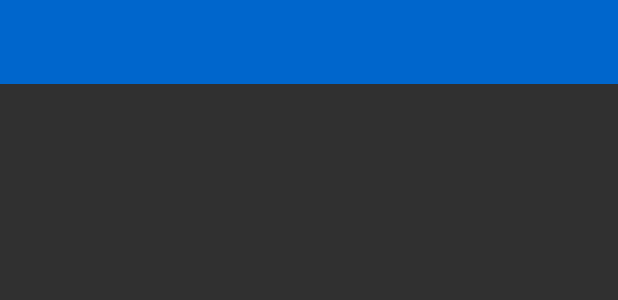
After one commit to Bernix01/NAP, an Android app: the layout drawer_home.xml on its own in the app's theme, with its tools: preview values and no code run, on a phone screen of 412 x 824 dp. The commit adds this screen. Shown: the top 300 px of the screen. Run offline under Robolectric (Android 15) with nearby library versions, the phone set to English and light mode, and no system bars.

Commit message:
no changes at all

```diff
--- a/app/build.gradle
+++ b/app/build.gradle
@@ -6,7 +6,7 @@ android {
 
     defaultConfig {
         applicationId "nimbus.ec.nap"
-        minSdkVersion 10
+        minSdkVersion 14
         targetSdkVersion 21
         versionCode 1
         versionName "1.0"
@@ -21,5 +21,5 @@ android {
 
 dependencies {
     compile fileTree(dir: 'libs', include: ['*.jar'])
-    compile 'com.android.support:appcompat-v7:21.0.0'
+    compile 'com.android.support:appcompat-v7:21.0.+'
 }
--- a/app/src/main/AndroidManifest.xml
+++ b/app/src/main/AndroidManifest.xml
@@ -6,7 +6,7 @@
         android:allowBackup="true"
         android:icon="@drawable/ic_launcher"
         android:label="@string/app_name"
-        android:theme="@style/AppTheme" >
+        android:theme="@style/Tema_asd" >
         <activity
             android:name="nimbus.ec.nap.MainActivity"
             android:label="@string/app_name" >
--- a/app/src/main/java/nimbus/ec/nap/MainActivity.java
+++ b/app/src/main/java/nimbus/ec/nap/MainActivity.java
@@ -1,10 +1,11 @@
 package nimbus.ec.nap;
+
 
 import android.support.v7.app.ActionBarActivity;
 import android.os.Bundle;
+import android.support.v7.widget.Toolbar;
 import android.view.Menu;
 import android.view.MenuItem;
-
 
 public class MainActivity extends ActionBarActivity {
 
@@ -12,8 +13,9 @@ public class MainActivity extends ActionBarActivity {
     protected void onCreate(Bundle savedInstanceState) {
         super.onCreate(savedInstanceState);
         setContentView(R.layout.activity_main);
+        Toolbar toolbar = (Toolbar) findViewById(R.id.my_awesome_toolbar);
+        setSupportActionBar(toolbar);
     }
-
 
     @Override
     public boolean onCreateOptionsMenu(Menu menu) {
--- /dev/null
+++ b/app/src/main/res/layout/drawer_home.xml
@@ -0,0 +1,11 @@
+<?xml version="1.0" encoding="utf-8"?>
+<LinearLayout xmlns:android="http://schemas.android.com/apk/res/android"
+    android:orientation="vertical" android:layout_width="match_parent"
+    android:layout_height="match_parent">
+    <android.support.v7.widget.Toolbar
+        android:id="@+id/my_awesome_toolbar"
+        android:layout_height="wrap_content"
+        android:layout_width="match_parent"
+        android:minHeight="?attr/actionBarSize"
+        android:background="?attr/colorPrimary" />
+</LinearLayout>
--- a/app/src/main/res/values-v21/styles.xml
+++ b/app/src/main/res/values-v21/styles.xml
@@ -1,5 +1,17 @@
 <?xml version="1.0" encoding="utf-8"?>
 <resources>
-    <style name="AppTheme" parent="android:Theme.Material.Light">
+    <style name="Tema_asd" parent="Theme.AppCompat">
+        <!-- colorPrimary is used for the default action bar background -->
+        <item name="colorPrimary">@color/primario</item>
+
+        <!-- colorPrimaryDark is used for the status bar -->
+        <item name="colorPrimaryDark">@color/primario_dark</item>
+
+        <!-- colorAccent is used as the default value for colorControlActivated
+             which is used to tint widgets -->
+        <item name="colorAccent">@color/widgets_color</item>
+
+        <!-- You can also set colorControlNormal, colorControlActivated
+             colorControlHighlight & colorSwitchThumbNormal. -->
     </style>
 </resources>
--- /dev/null
+++ b/app/src/main/res/values/colors.xml
@@ -0,0 +1,6 @@
+<?xml version="1.0" encoding="utf-8"?>
+<resources>
+    <color name="primario">#06c</color>
+    <color name="primario_dark">#ff248ab0</color>
+    <color name="widgets_color">#09c</color>
+</resources>
--- a/app/src/main/res/values/styles.xml
+++ b/app/src/main/res/values/styles.xml
@@ -1,8 +1,17 @@
 <resources>
 
-    <!-- Base application theme. -->
-    <style name="AppTheme" parent="Theme.AppCompat.Light.DarkActionBar">
-        <!-- Customize your theme here. -->
+    <style name="Tema_asd" parent="Theme.AppCompat">
+        <!-- colorPrimary is used for the default action bar background -->
+        <item name="colorPrimary">@color/primario</item>
+
+        <!-- colorPrimaryDark is used for the status bar -->
+        <item name="colorPrimaryDark">@color/primario_dark</item>
+
+        <!-- colorAccent is used as the default value for colorControlActivated
+             which is used to tint widgets -->
+        <item name="colorAccent">@color/widgets_color</item>
+
+        <!-- You can also set colorControlNormal, colorControlActivated
+             colorControlHighlight & colorSwitchThumbNormal. -->
     </style>
-
 </resources>
```
Also changed, not shown: app/src/main/res/layout/activity_main.xml (+12 -8 lines), app/src/main/res/values/strings.xml (+10 -1 lines), 1 other file.
